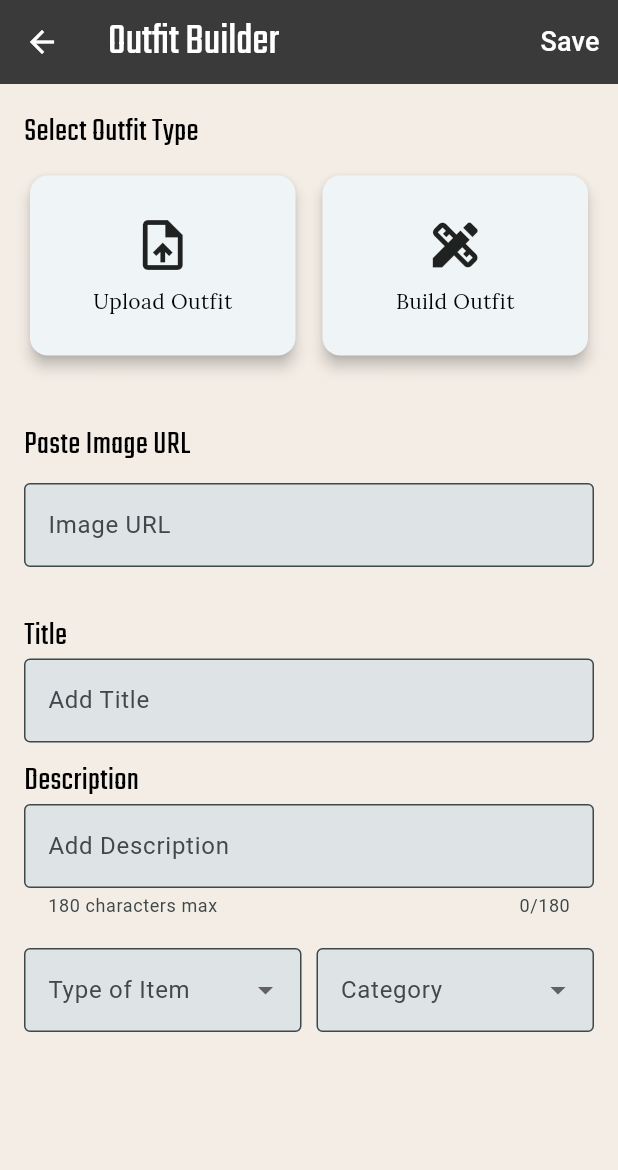
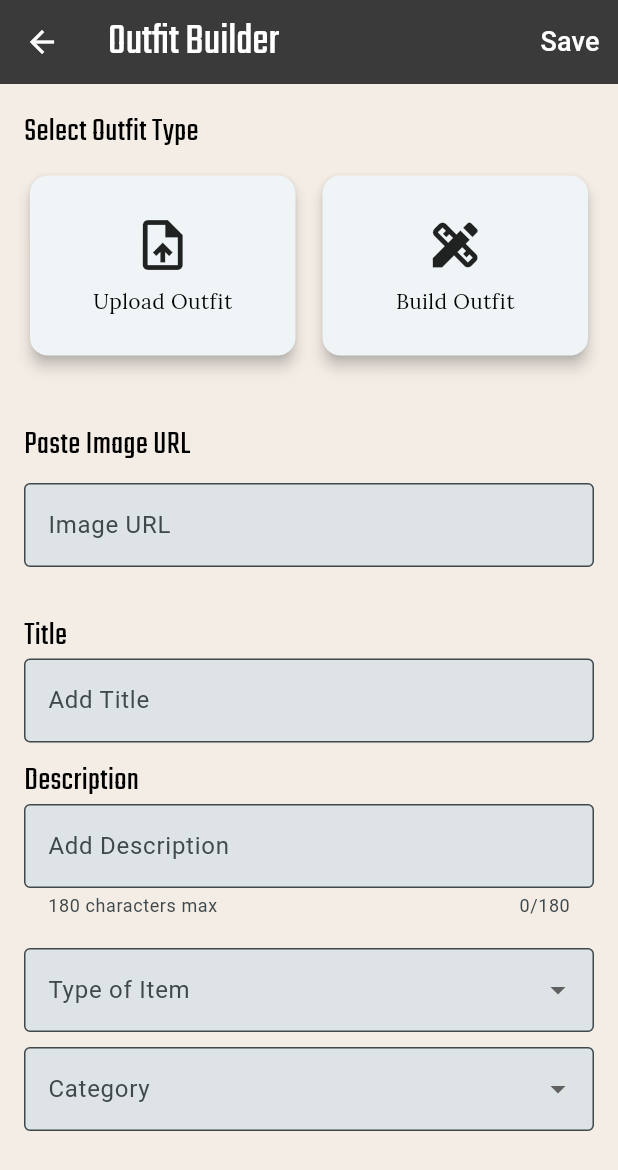
Before and after one commit to consnel8/FinalProject, a Flutter app: the OutfitBuilderPage screen opened directly with empty values, on a phone screen of 412 x 824 dp. Shown: the top 1170 px of the screen. Run offline on Flutter 3.47's test engine with Material 3 defaults, Android fonts, the light colour scheme and no system bars; our stand-ins replace adaptive_theme, cloud_firestore, file_picker, firebase_auth, firebase_core, firebase_storage and 9 more; accounts and stored records are empty; project files that could hold a hidden picture were left out.

Commit message:
fixed wradrobe

```diff
--- a/finalproject/lib/outfit_builder.dart
+++ b/finalproject/lib/outfit_builder.dart
@@ -477,7 +477,40 @@ class _OutfitBuilderPageState extends State<OutfitBuilderPage> {
               SizedBox(height: 20),
 
               // Dropdowns for Item Type and Category
-              Row(
+              LayoutBuilder(
+                builder: (context, constraints) {
+                  if (constraints.maxWidth < 400) {
+                    // Use a Column if the screen width is too small
+                    return Column(
+                      children: [
+                        DropdownButtonFormField<String>(
+                          value: selectedItemType,
+                          decoration: InputDecoration(labelText: 'Type of Item'),
+                          items: ['Clothing', 'Shoe', 'Jewellery', 'Accessories']
+                              .map((value) => DropdownMenuItem<String>(
+                            value: value,
+                            child: Text(value, style: TextStyle(fontFamily: 'Lora', color: Colors.blueAccent)),
+                          ))
+                              .toList(),
+                          onChanged: (value) => setState(() => selectedItemType = value),
+                        ),
+                        SizedBox(height: 10),
+                        DropdownButtonFormField<String>(
+                          value: selectedCategory,
+                          decoration: InputDecoration(labelText: 'Category'),
+                          items: ['Winter/Fall', 'Summer/Spring', 'Casual', 'Formal', 'Individual Item']
+                              .map((value) => DropdownMenuItem<String>(
+                            value: value,
+                            child: Text(value, style: TextStyle(fontFamily: 'Lora', color: Colors.blueAccent)),
+                          ))
+                              .toList(),
+                          onChanged: (value) => setState(() => selectedCategory = value),
+                        ),
+                      ],
+                    );
+                  } else {
+                    // Use a Row for larger screens
+                    return Row(
                       children: [
                         Expanded(
                           child: DropdownButtonFormField<String>(
@@ -492,7 +525,7 @@ class _OutfitBuilderPageState extends State<OutfitBuilderPage> {
                             onChanged: (value) => setState(() => selectedItemType = value),
                           ),
                         ),
-                  SizedBox(width: 10),
+                        SizedBox(width: 5),
                         Expanded(
                           child: DropdownButtonFormField<String>(
                             value: selectedCategory,
@@ -500,14 +533,18 @@ class _OutfitBuilderPageState extends State<OutfitBuilderPage> {
                             items: ['Winter/Fall', 'Summer/Spring', 'Casual', 'Formal', 'Individual Item']
                                 .map((value) => DropdownMenuItem<String>(
                               value: value,
-                        child: Text(value, style: TextStyle(fontFamily: 'Lora')),
+                              child: Text(value, style: TextStyle(fontFamily: 'Lora', color: Colors.blueAccent)),
                             ))
                                 .toList(),
                             onChanged: (value) => setState(() => selectedCategory = value),
                           ),
                         ),
                       ],
+                    );
+                  }
+                },
               ),
+
             ],
           ),
         ),
--- a/finalproject/lib/outfit_screen.dart
+++ b/finalproject/lib/outfit_screen.dart
@@ -83,7 +83,8 @@ class _OutfitScreenState extends State<OutfitScreen> {
           ),
         ],
       ),
-      body: Padding(
+      body: SingleChildScrollView(
+        child: Padding(
           padding: const EdgeInsets.all(16.0),
           child: Column(
             crossAxisAlignment: CrossAxisAlignment.start,
@@ -95,7 +96,7 @@ class _OutfitScreenState extends State<OutfitScreen> {
                   widget.outfit.imageUrl,
                   fit: BoxFit.cover,
                   width: double.infinity,
-                height: 600,
+                  height: 500,
                 )
                     : Container(
                   height: 300,
@@ -162,6 +163,7 @@ class _OutfitScreenState extends State<OutfitScreen> {
             ],
           ),
         ),
+      ),
     );
   }
 }
```
Also changed, not shown: finalproject/lib/search_outfit.dart (+28 -2 lines). Lines whose indentation alone changed are shown as unchanged.
